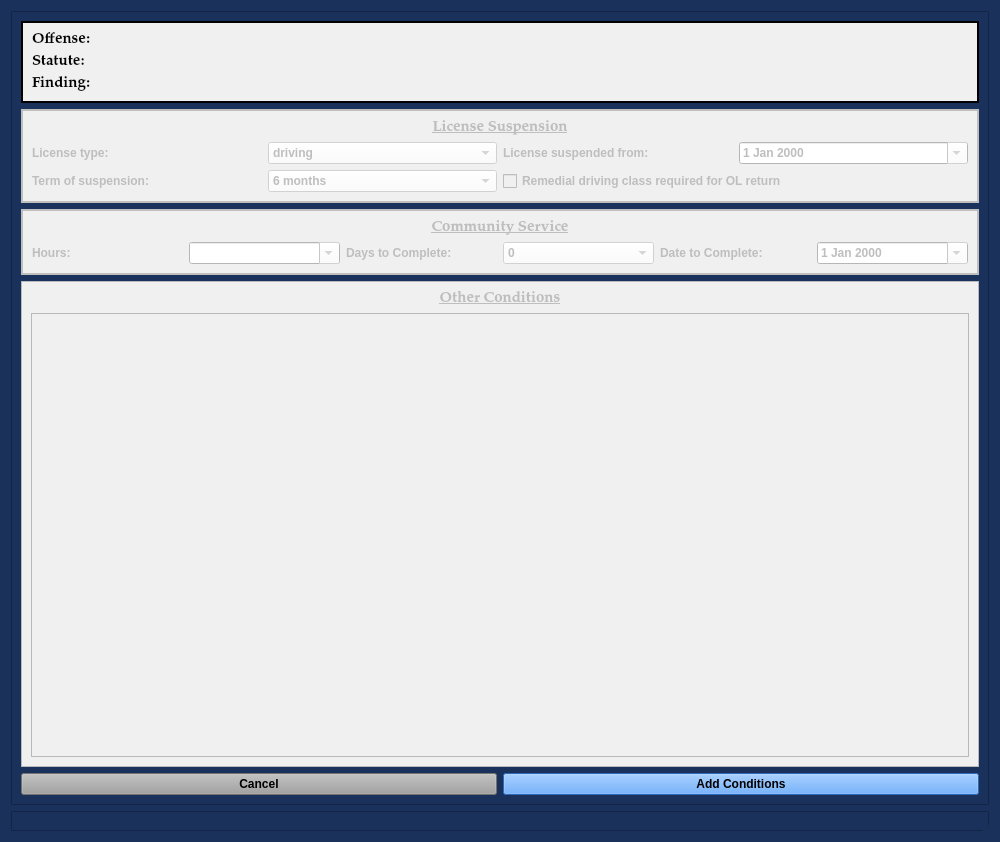
Before: the Qt Designer form views/ui/AddConditionsDialog.ui in HunterProgram22/MuniEntry, drawn with Qt 5.
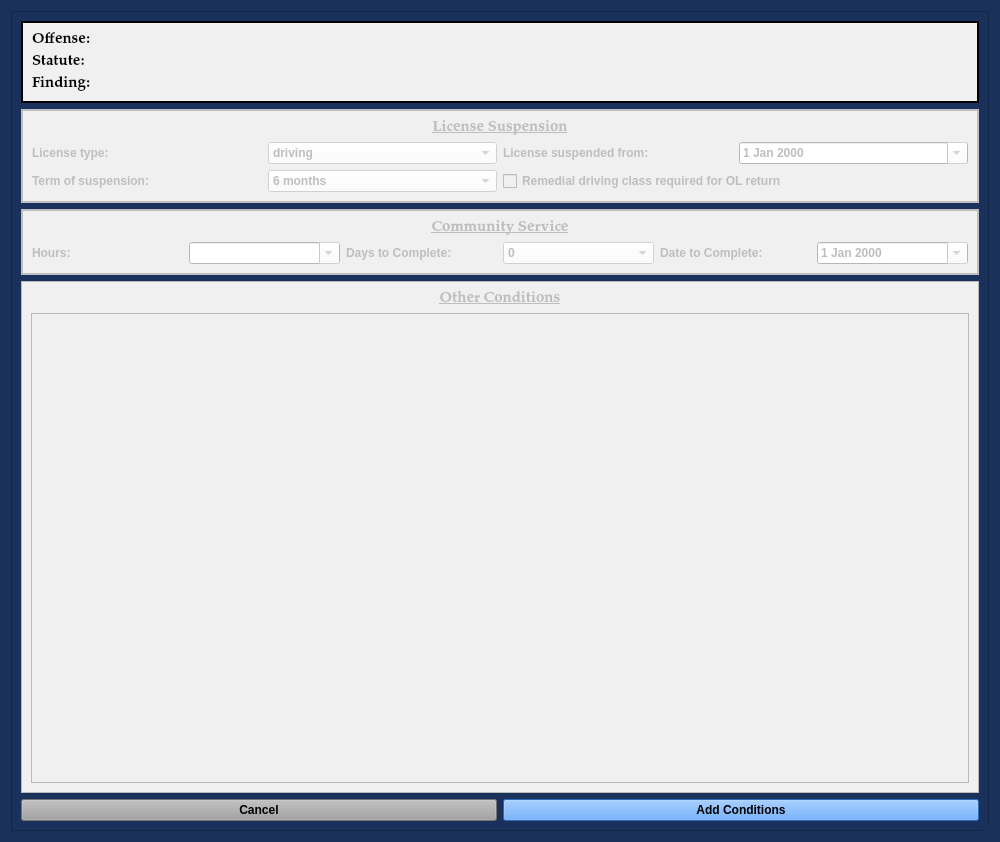
After: the same form once the commit is applied.

Commit message: Set minimum for comm control dialog

The edit to the form file:
```diff
--- a/views/ui/AddConditionsDialog.ui
+++ b/views/ui/AddConditionsDialog.ui
@@ -163,7 +163,7 @@
         <x>0</x>
         <y>0</y>
         <width>978</width>
-        <height>792</height>
+        <height>820</height>
        </rect>
       </property>
       <layout class="QGridLayout" name="gridLayout_6">
@@ -621,17 +621,6 @@
      </widget>
     </widget>
    </item>
-   <item row="1" column="0">
-    <widget class="QFrame" name="frame">
-     <property name="frameShape">
-      <enum>QFrame::StyledPanel</enum>
-     </property>
-     <property name="frameShadow">
-      <enum>QFrame::Raised</enum>
-     </property>
-     <layout class="QGridLayout" name="gridLayout_5"/>
-    </widget>
-   </item>
   </layout>
  </widget>
  <resources/>
```
The commit also changes 3 other files.
